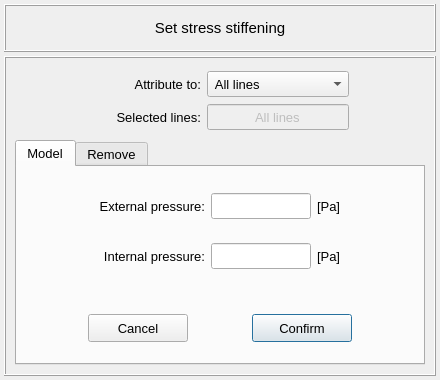
Above: pulse/interface/data/ui_files/model/setup/structural/stress_stiffening_input.ui from open-pulse/OpenPulse before the change. Below: the same form after it.
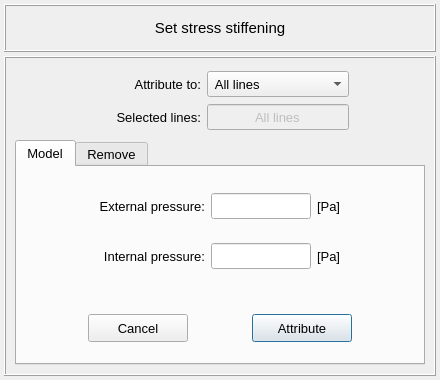
That is the form after the change.

The edit to the form file:
```diff
--- a/pulse/interface/data/ui_files/model/setup/structural/stress_stiffening_input.ui
+++ b/pulse/interface/data/ui_files/model/setup/structural/stress_stiffening_input.ui
@@ -588,7 +588,7 @@
                 <string notr="true"/>
                </property>
                <property name="text">
-                <string>Confirm</string>
+                <string>Attribute</string>
                </property>
               </widget>
              </item>
```
Left out of the diff: 2 changed lines with no effect on the pictures.
